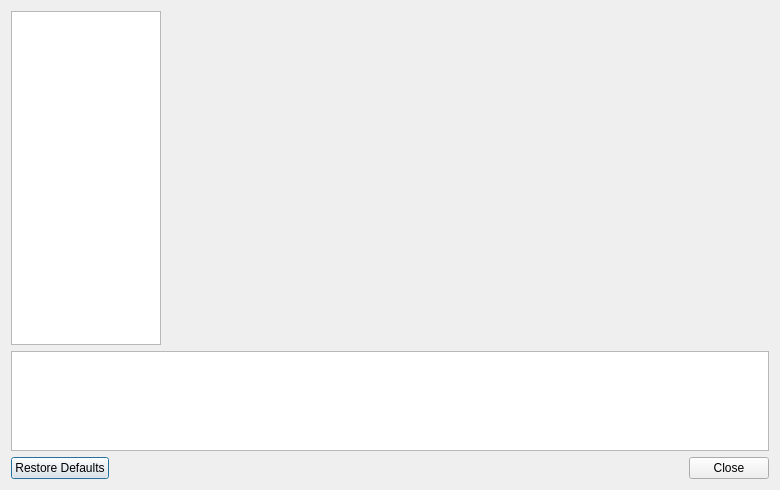
Old version of the form src/duckstation-qt/settingsdialog.ui in the repository stenzek/duckstation.
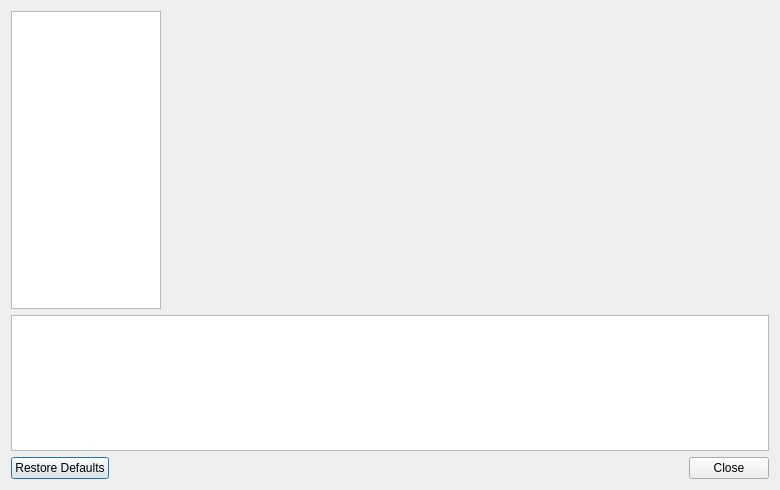
New version of the form. Icons and pictures are not drawn.

Commit message: UI QT: set helpText height to 136 now the tooltip for forcing 24-bit color depth fits exactly. Note: each new line in the standard font/formatting takes exactly additional 18px to fit.

What changed in the file:
```diff
--- a/src/duckstation-qt/settingsdialog.ui
+++ b/src/duckstation-qt/settingsdialog.ui
@@ -77,13 +77,13 @@
      <property name="minimumSize">
       <size>
        <width>0</width>
-       <height>100</height>
+       <height>136</height>
       </size>
      </property>
      <property name="maximumSize">
       <size>
        <width>16777215</width>
-       <height>100</height>
+       <height>136</height>
       </size>
      </property>
      <property name="readOnly">
```
